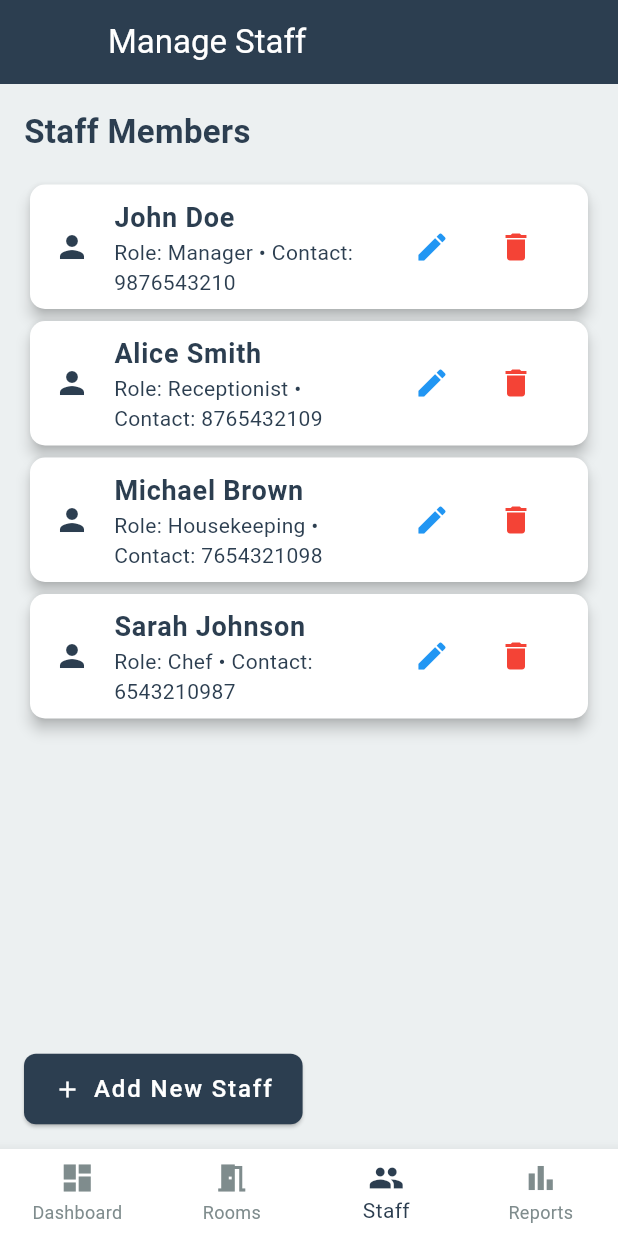
After one commit to shadan1234/se-project, a Flutter app: the AdminScreen screen opened by its route, item 3 of the bottom bar chosen, after a tap on the "edit" icon, on a phone screen of 412 x 824 dp. The commit adds this screen. Run offline on Flutter 3.47's test engine with Material 3 defaults, Android fonts, the phone set to English and light mode, and no system bars; our stand-ins replace firebase_core, fl_chart, youtube_player_flutter; accounts and stored records are empty.

Commit message:
feat:admin-portal

```diff
--- /dev/null
+++ b/lib/features/admin/admin-dashobard/admin-dashboard-screen.dart
@@ -0,0 +1,85 @@
+import 'package:flutter/material.dart';
+import 'package:se_project/constants/colors.dart';
+
+class AdminDashboardScreen extends StatelessWidget {
+  @override
+  Widget build(BuildContext context) {
+    return Scaffold(
+      backgroundColor: AppColors.background,
+      appBar: AppBar(
+        title: Text("Admin Dashboard", style: TextStyle(color: Colors.white)),
+        backgroundColor: AppColors.primary,
+        elevation: 0,
+      ),
+      body: Padding(
+        padding: const EdgeInsets.all(16.0),
+        child: Column(
+          crossAxisAlignment: CrossAxisAlignment.start,
+          children: [
+            Text("Overview", style: TextStyle(fontSize: 22, fontWeight: FontWeight.bold, color: AppColors.primary)),
+            SizedBox(height: 16),
+
+            // Stats Cards
+            GridView.count(
+              shrinkWrap: true,
+              crossAxisCount: 2,
+              crossAxisSpacing: 16,
+              mainAxisSpacing: 16,
+              children: [
+                _buildStatCard("Total Bookings", "120", Icons.book_online, Colors.blue),
+                _buildStatCard("Available Rooms", "30", Icons.hotel, Colors.green),
+                _buildStatCard("Revenue", "\$24K", Icons.attach_money, Colors.orange),
+                _buildStatCard("Total Staff", "25", Icons.people, Colors.red),
+              ],
+            ),
+
+            SizedBox(height: 24),
+            Text("Recent Activity", style: TextStyle(fontSize: 20, fontWeight: FontWeight.bold, color: AppColors.primary)),
+            SizedBox(height: 8),
+
+            Expanded(
+              child: ListView(
+                children: [
+                  _buildRecentActivity("Room 101 booked by John Doe", Icons.check_circle, Colors.green),
+                  _buildRecentActivity("Room 305 checkout completed", Icons.logout, Colors.red),
+                  _buildRecentActivity("New staff added: Alice Williams", Icons.person_add, Colors.blue),
+                ],
+              ),
+            ),
+          ],
+        ),
+      ),
+    );
+  }
+
+  Widget _buildStatCard(String title, String value, IconData icon, Color color) {
+    return Card(
+      shape: RoundedRectangleBorder(borderRadius: BorderRadius.circular(12)),
+      elevation: 4,
+      color: Colors.white,
+      child: Padding(
+        padding: const EdgeInsets.all(16.0),
+        child: Column(
+          mainAxisAlignment: MainAxisAlignment.center,
+          children: [
+            Icon(icon, size: 40, color: color),
+            SizedBox(height: 8),
+            Text(value, style: TextStyle(fontSize: 20, fontWeight: FontWeight.bold, color: AppColors.primary)),
+            SizedBox(height: 4),
+            Text(title, style: TextStyle(fontSize: 14, color: AppColors.secondaryText)),
+          ],
+        ),
+      ),
+    );
+  }
+
+  Widget _buildRecentActivity(String text, IconData icon, Color color) {
+    return Card(
+      shape: RoundedRectangleBorder(borderRadius: BorderRadius.circular(10)),
+      child: ListTile(
+        leading: Icon(icon, color: color),
+        title: Text(text, style: TextStyle(color: AppColors.primary)),
+      ),
+    );
+  }
+}
--- /dev/null
+++ b/lib/features/admin/general-screen-admin.dart
@@ -0,0 +1,52 @@
+import 'package:flutter/material.dart';
+import 'package:se_project/constants/colors.dart';
+import 'package:se_project/features/admin/admin-dashobard/admin-dashboard-screen.dart';
+import 'package:se_project/features/admin/manage-rooms/manage-rooms-screen.dart';
+import 'package:se_project/features/admin/manage-staff/manage-staff-screen.dart';
+import 'package:se_project/features/admin/reports/reports-screen.dart';
+
+
+class AdminScreen extends StatefulWidget {
+  static const String routeName = '/admin-screen';
+
+  @override
+  _AdminScreenState createState() => _AdminScreenState();
+}
+
+class _AdminScreenState extends State<AdminScreen> {
+  int _selectedIndex = 0;
+
+  final List<Widget> _screens = [
+    AdminDashboardScreen(),
+    ManageRoomsScreen(),
+    ManageStaffScreen(),
+    ReportsScreen(),
+  ];
+
+  void _onItemTapped(int index) {
+    setState(() {
+      _selectedIndex = index;
+    });
+  }
+
+  @override
+  Widget build(BuildContext context) {
+    return Scaffold(
+      body: _screens[_selectedIndex],
+      bottomNavigationBar: BottomNavigationBar(
+        currentIndex: _selectedIndex,
+        onTap: _onItemTapped,
+        type: BottomNavigationBarType.fixed,
+        selectedItemColor: AppColors.primary,
+        unselectedItemColor: AppColors.secondaryText,
+        backgroundColor: Colors.white,
+        items: [
+          BottomNavigationBarItem(icon: Icon(Icons.dashboard), label: 'Dashboard'),
+          BottomNavigationBarItem(icon: Icon(Icons.meeting_room), label: 'Rooms'),
+          BottomNavigationBarItem(icon: Icon(Icons.people), label: 'Staff'),
+          BottomNavigationBarItem(icon: Icon(Icons.bar_chart), label: 'Reports'),
+        ],
+      ),
+    );
+  }
+}
--- /dev/null
+++ b/lib/features/admin/manage-staff/manage-staff-screen.dart
@@ -0,0 +1,82 @@
+import 'package:flutter/material.dart';
+import 'package:se_project/constants/colors.dart';
+
+class ManageStaffScreen extends StatelessWidget {
+  final List<Map<String, String>> staff = [
+    {"name": "John Doe", "role": "Manager", "contact": "9876543210"},
+    {"name": "Alice Smith", "role": "Receptionist", "contact": "8765432109"},
+    {"name": "Michael Brown", "role": "Housekeeping", "contact": "7654321098"},
+    {"name": "Sarah Johnson", "role": "Chef", "contact": "6543210987"},
+  ];
+
+  @override
+  Widget build(BuildContext context) {
+    return Scaffold(
+      backgroundColor: AppColors.background,
+      appBar: AppBar(
+        title: Text("Manage Staff", style: TextStyle(color: Colors.white)),
+        backgroundColor: AppColors.primary,
+        elevation: 0,
+      ),
+      body: Padding(
+        padding: const EdgeInsets.all(16.0),
+        child: Column(
+          crossAxisAlignment: CrossAxisAlignment.start,
+          children: [
+            Text("Staff Members", style: TextStyle(fontSize: 22, fontWeight: FontWeight.bold, color: AppColors.primary)),
+            SizedBox(height: 16),
+
+            Expanded(
+              child: ListView.builder(
+                itemCount: staff.length,
+                itemBuilder: (context, index) {
+                  final member = staff[index];
+                  return Card(
+                    shape: RoundedRectangleBorder(borderRadius: BorderRadius.circular(10)),
+                    elevation: 4,
+                    child: ListTile(
+                      leading: Icon(Icons.person, color: AppColors.primary),
+                      title: Text(member['name']!, style: TextStyle(fontSize: 18, fontWeight: FontWeight.bold)),
+                      subtitle: Text("Role: ${member['role']} • Contact: ${member['contact']}"),
+                      trailing: Wrap(
+                        spacing: 8,
+                        children: [
+                          IconButton(
+                            icon: Icon(Icons.edit, color: Colors.blue),
+                            onPressed: () {
+                              // Edit staff functionality
+                            },
+                          ),
+                          IconButton(
+                            icon: Icon(Icons.delete, color: Colors.red),
+                            onPressed: () {
+                              // Delete staff functionality
+                            },
+                          ),
+                        ],
+                      ),
+                    ),
+                  );
+                },
+              ),
+            ),
+
+            SizedBox(height: 16),
+            ElevatedButton.icon(
+              style: ElevatedButton.styleFrom(
+                backgroundColor: AppColors.primary,
+                padding: EdgeInsets.symmetric(vertical: 12, horizontal: 20),
+                shape: RoundedRectangleBorder(borderRadius: BorderRadius.circular(8)),
+              ),
+              onPressed: () {
+                // Add new staff functionality
+              },
+              icon: Icon(Icons.add, color: Colors.white),
+              label: Text("Add New Staff", style: TextStyle(fontSize: 16, color: Colors.white)),
+            ),
+          ],
+        ),
+      ),
+    );
+  }
+}
--- a/lib/features/auth/screens/auth-main-screen.dart
+++ b/lib/features/auth/screens/auth-main-screen.dart
@@ -46,7 +46,7 @@ class AuthMainScreen extends StatelessWidget {
             // Buttons with updated colors
             _buildButton(context, "Sign In", AppColors.secondary, SignUpScreen.routeName),   // Gold Button
             _buildButton(context, "Sign Up", AppColors.accent, SignInScreen.routeName ),     // Soft White Button
-            _buildOutlinedButton(context, "Enter as Guest", '/home'),          // Outlined Button
+            _buildOutlinedButton(context, "Enter as Guest", '/admin-screen'),          // Outlined Button
 
             const SizedBox(height: 30),
           ],
--- a/lib/router.dart
+++ b/lib/router.dart
@@ -1,5 +1,6 @@
 
 import 'package:flutter/material.dart';
+import 'package:se_project/features/admin/general-screen-admin.dart';
 import 'package:se_project/features/auth/screens/signup-screen.dart';
 import 'package:se_project/features/auth/screens/signin-screen.dart';
 import 'package:se_project/features/customer/general-screen.dart';
@@ -20,6 +21,11 @@ Route<dynamic> generateRoute(RouteSettings routeSettings) {
          return MaterialPageRoute(
           settings: routeSettings,
           builder: (_)=> GeneralScreen()
+         );
+            case AdminScreen.routeName:
+         return MaterialPageRoute(
+          settings: routeSettings,
+          builder: (_)=> AdminScreen()
          );
     // case CreateAccountScreen.routeName:
     //   return MaterialPageRoute(
--- a/pubspec.yaml
+++ b/pubspec.yaml
@@ -43,10 +43,11 @@ dependencies:
   firebase_notifications_handler: ^2.0.2+1
   google_fonts: ^6.2.1
   font_awesome_icon_class: ^0.0.6
-  youtube_video_player: ^0.1.1
+  # youtube_video_player: ^0.1.1
   youtube_player_flutter: ^9.1.1
   webview_flutter: ^4.10.0
   intl: ^0.20.2
+  fl_chart: ^0.70.2
 
 dev_dependencies:
   flutter_test:
```
Also changed, not shown: lib/features/admin/manage-rooms/manage-rooms-screen.dart (added, +71 -0 lines), lib/features/admin/reports/reports-screen.dart (added, +125 -0 lines), lib/features/profile/profile-screen.dart (+13 -9 lines), assets/shad.jpg (added), pubspec.lock, 4 other files.
